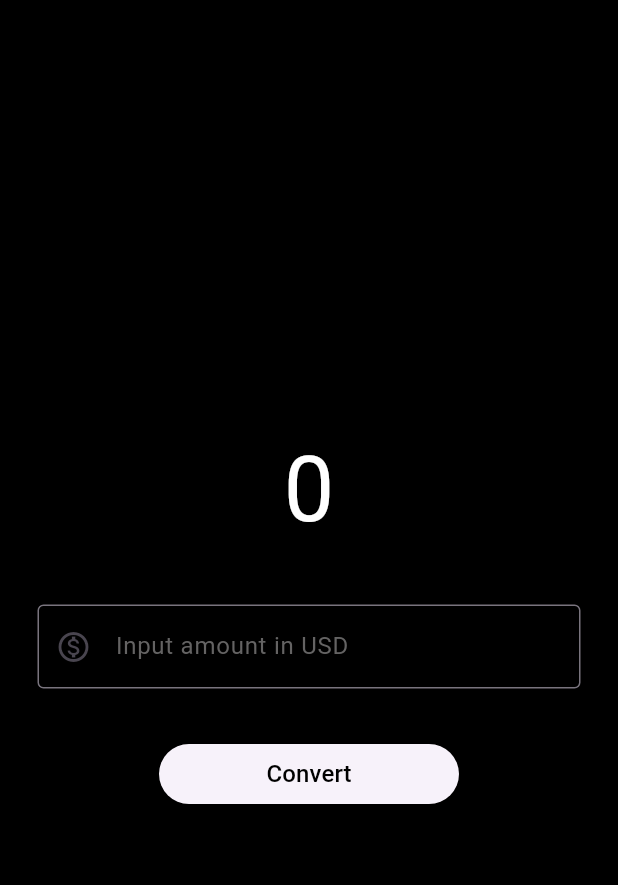
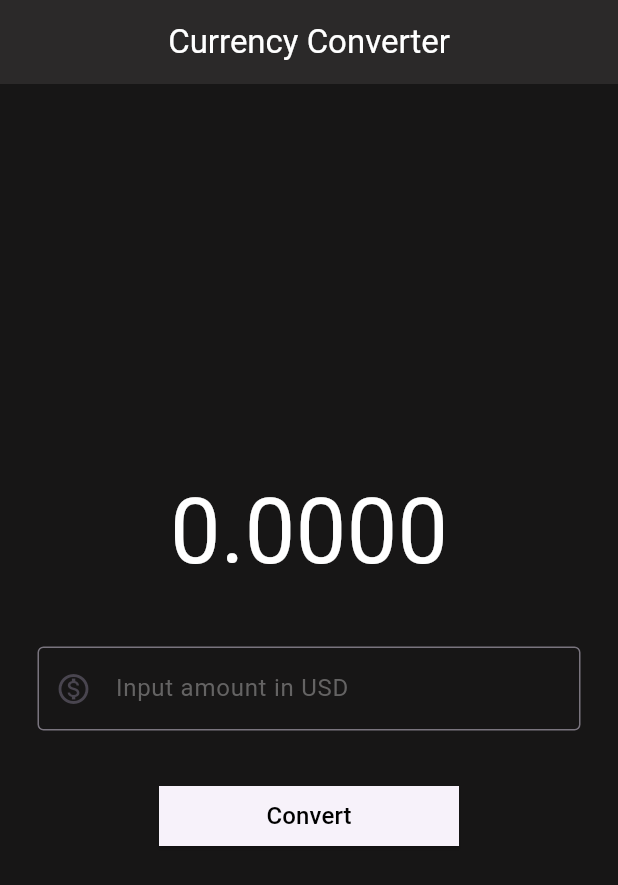
Before and after one commit to SajenTuladhar/currency_converter, a Flutter app: the screen it shows after launch, after a tap on "Convert", on a phone screen of 412 x 824 dp. Shown: the top 885 px of the screen. Run offline on Flutter 3.47's test engine with Material 3 defaults, Android fonts, the phone set to English and light mode, and no system bars.

Commit message:
converter app complete

```diff
--- a/lib/home_page.dart
+++ b/lib/home_page.dart
@@ -1,21 +1,35 @@
+
 import 'package:flutter/material.dart';
-import 'package:flutter/rendering.dart';
-import 'package:flutter/widgets.dart';
 
-class Home extends StatelessWidget {
+
+class Home extends StatefulWidget {
   const Home({super.key});
+
+  @override
+  State<Home> createState() => _HomeState();
+}
+
+class _HomeState extends State<Home> {
+  final TextEditingController _controller=  TextEditingController();
+
+  double result = 0;
 
   @override
   Widget build(BuildContext context) {
     return Scaffold(
-      backgroundColor: Colors.black,
+      appBar: AppBar(
+        backgroundColor: const Color.fromARGB(255, 43, 41, 41),
+        title: const Text('Currency Converter',style: TextStyle(color: Colors.white),),
+        centerTitle: true,
+      ),
+      backgroundColor: const Color.fromARGB(255, 23, 22, 22),
       body: Center(
         child: Column(
           mainAxisAlignment: MainAxisAlignment.center,
           children: [
-            const Text(
-              '0',
-              style: TextStyle(
+             Text(
+              result.toStringAsFixed(4),
+              style: const TextStyle(
                 color: Colors.white,
                 fontSize: 60,
               ),
@@ -23,11 +37,12 @@ class Home extends StatelessWidget {
             const SizedBox(
               height: 8,
             ),
-            const Padding(
-              padding: EdgeInsets.all(25),
+             Padding(
+              padding: const EdgeInsets.all(25),
               child: TextField(
-                style: TextStyle(color: Colors.white),
-                decoration: InputDecoration(
+                controller: _controller,
+                style: const TextStyle(color: Colors.white),
+                decoration: const InputDecoration(
                   hintText: 'Input amount in USD',
                   hintStyle: TextStyle(color: Color.fromARGB(255, 100, 99, 99)),
                   border: OutlineInputBorder(
@@ -35,7 +50,7 @@ class Home extends StatelessWidget {
                       ),
                   prefixIcon: Icon(Icons.monetization_on_outlined),
                 ),
-                keyboardType: TextInputType.numberWithOptions(),
+                keyboardType: const TextInputType.numberWithOptions(),
               ),
             ),
             const SizedBox(
@@ -43,9 +58,14 @@ class Home extends StatelessWidget {
             ),
             ElevatedButton(
                 style: const ButtonStyle(
+                  shape: MaterialStatePropertyAll(RoundedRectangleBorder()),
                   fixedSize: MaterialStatePropertyAll(Size(200, 30))
                 ),
-                onPressed: () {},
+                onPressed: () {
+                  setState(() {
+                    result = double.parse (_controller.text) * 133;
+                  });
+                },
                 child: const Text(
                   'Convert',
                   style: TextStyle(fontSize: 16, color: Colors.black),
```
